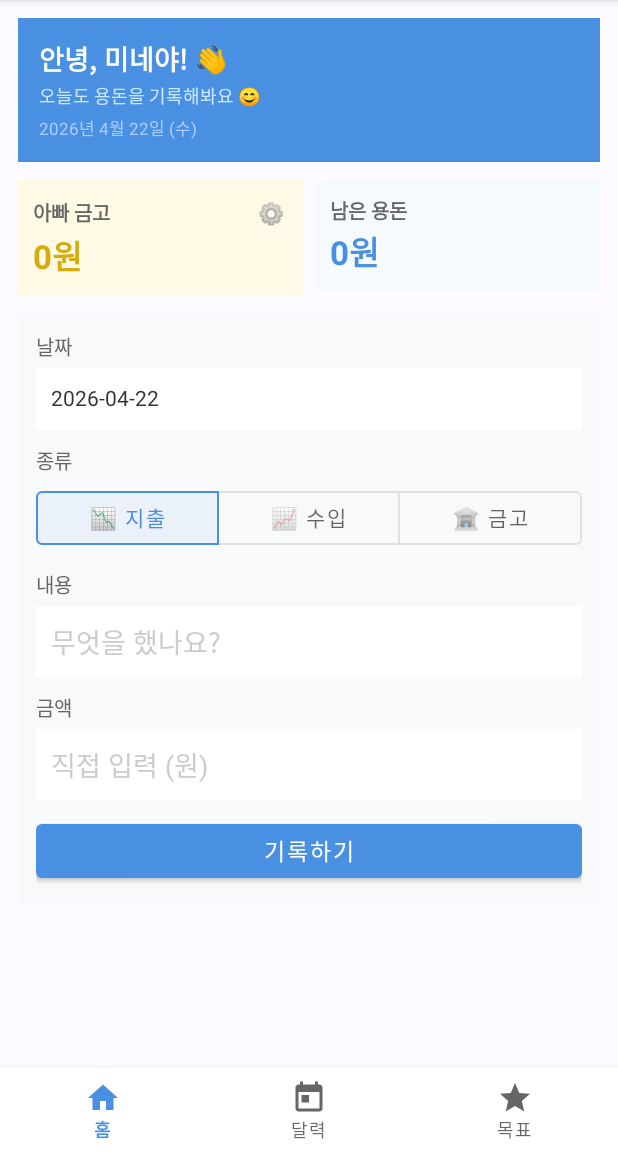
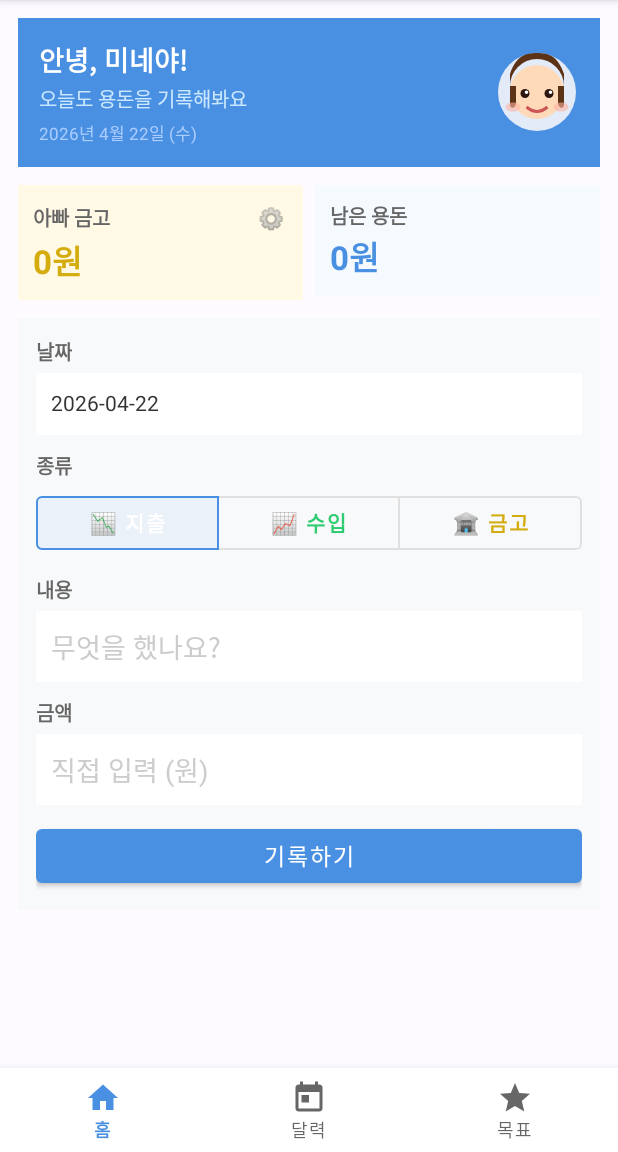
Before and after one commit to Minepapa/Kids-Money-App, an Android app: the screen it shows after launch (MainActivity), on a phone screen of 412 x 824 dp, the part 84-1236 px from its top. Run offline under Robolectric (Android 15) with nearby library versions, the phone set to English and light mode, and no system bars.

Commit message:
Add 10 UI improvements: profile face, toggle colors, daily interest, goal purchase, 20 badges
- [홈] "오늘도 기록해봐요" 13sp, 라벨 볼드 처리
- [홈] 환영 카드 우측에 만화 프로필 얼굴 추가, 이모티콘 제거
- [홈] 지출/수입/금고 토글 버튼 볼드 + 색상(빨강/초록/금색)
- [홈] 상세 내역 메모 볼드, X버튼 → 🗑️ 이모티콘
- [홈] 남은 용돈 아래 일할 이자 표시 (💰 오늘 이자 +N원)
- [달력] 월별 합계 15sp 볼드, 항목↔금액 줄간격 확대
- [달력] 상세 내역 메모 볼드, X버튼 → 🗑️
- [목표] 저축 목표: 금액만 표시, 🎯/✅ 달성 토글, 구매 시 취소선
- DB v4: savings_goals에 purchased 컬럼 추가
- 뱃지 20개로 확장: records_30, bank_50000, goal_3, no_expense_14, big_income 추가
- 목표 달성/달인 뱃지를 구매(purchased) 개수 기준으로 변경

https://claude.ai/code/session_01P8Knkga8ySXD578n6vKQd6

```diff
--- a/app/src/main/java/com/minepapa/kidsmoneyapp/GoalsFragment.kt
+++ b/app/src/main/java/com/minepapa/kidsmoneyapp/GoalsFragment.kt
@@ -40,6 +40,12 @@ class GoalsFragment : Fragment() {
                     }
                     .setNegativeButton("취소", null)
                     .show()
+            },
+            onPurchaseToggle = { goal ->
+                db.markGoalPurchased(goal.id, !goal.purchased)
+                AchievementManager.checkAndUnlock(db)
+                loadGoals()
+                loadBadges()
             }
         )
         binding.rvGoals.layoutManager = LinearLayoutManager(requireContext())
--- a/app/src/main/java/com/minepapa/kidsmoneyapp/HomeFragment.kt
+++ b/app/src/main/java/com/minepapa/kidsmoneyapp/HomeFragment.kt
@@ -2,6 +2,8 @@ package com.minepapa.kidsmoneyapp
 
 import android.app.DatePickerDialog
 import android.content.Context
+import android.graphics.Color
+import android.graphics.Typeface
 import android.os.Bundle
 import android.text.InputType
 import android.view.Gravity
@@ -44,6 +46,10 @@ class HomeFragment : Fragment() {
         binding.etDate.setOnClickListener { openDatePicker() }
 
         binding.typeToggleGroup.check(R.id.btnTypeExpense)
+        updateToggleColors(R.id.btnTypeExpense)
+        binding.typeToggleGroup.addOnButtonCheckedListener { _, checkedId, isChecked ->
+            if (isChecked) updateToggleColors(checkedId)
+        }
 
         binding.btnAdd.setOnClickListener { addRecord() }
         binding.btnBankSettings.setOnClickListener { checkPinThenOpenSettings() }
@@ -54,6 +60,12 @@ class HomeFragment : Fragment() {
     override fun onDestroyView() {
         super.onDestroyView()
         _binding = null
+    }
+
+    private fun updateToggleColors(checkedId: Int) {
+        binding.btnTypeExpense.setTextColor(if (checkedId == R.id.btnTypeExpense) Color.WHITE else Color.parseColor("#e74c3c"))
+        binding.btnTypeIncome.setTextColor(if (checkedId == R.id.btnTypeIncome) Color.WHITE else Color.parseColor("#2ecc71"))
+        binding.btnTypeBank.setTextColor(if (checkedId == R.id.btnTypeBank) Color.WHITE else Color.parseColor("#d4ac0d"))
     }
 
     private fun openDatePicker() {
@@ -201,6 +213,14 @@ class HomeFragment : Fragment() {
         } else {
             binding.tvStreak.visibility = View.GONE
         }
+
+        val dailyInterest = (bank * rate / 100.0 / 30).toInt()
+        if (dailyInterest > 0) {
+            binding.tvDailyInterest.visibility = View.VISIBLE
+            binding.tvDailyInterest.text = "💰 오늘 이자 +${dailyInterest.formatted()}원"
+        } else {
+            binding.tvDailyInterest.visibility = View.GONE
+        }
     }
 
     private fun showDetail(dateStr: String) {
@@ -240,15 +260,16 @@ class HomeFragment : Fragment() {
             })
             row.addView(TextView(requireContext()).apply {
                 text = "  ${r.memo}"; textSize = 13f
+                typeface = Typeface.DEFAULT_BOLD
                 layoutParams = LinearLayout.LayoutParams(0, LinearLayout.LayoutParams.WRAP_CONTENT, 1f)
             })
             row.addView(TextView(requireContext()).apply {
                 text = "${r.amount.formatted()}원"; setTextColor(color)
-                textSize = 13f; typeface = android.graphics.Typeface.DEFAULT_BOLD
+                textSize = 13f; typeface = Typeface.DEFAULT_BOLD
             })
             if (r.type != "interest") {
-                row.addView(Button(requireContext()).apply {
-                    text = "X"; textSize = 9f; setPadding(8, 2, 8, 2)
+                row.addView(TextView(requireContext()).apply {
+                    text = "🗑️"; textSize = 16f; setPadding(8, 2, 8, 2)
                     setOnClickListener { db.deleteRecord(r.id); render(); showDetail(dateStr) }
                 })
             }
--- a/app/src/main/java/com/minepapa/kidsmoneyapp/SavingsGoal.kt
+++ b/app/src/main/java/com/minepapa/kidsmoneyapp/SavingsGoal.kt
@@ -6,7 +6,8 @@ data class SavingsGoal(
     val targetAmount: Int,
     val savedAmount: Int = 0,
     val createdDate: String,
-    val completed: Boolean = false
+    val completed: Boolean = false,
+    val purchased: Boolean = false
 ) {
     val progress: Float get() = if (targetAmount == 0) 0f else savedAmount.toFloat() / targetAmount
     val progressPercent: Int get() = (progress * 100).toInt().coerceAtMost(100)
--- /dev/null
+++ b/app/src/main/res/drawable/ic_profile_cartoon.xml
@@ -0,0 +1,72 @@
+<?xml version="1.0" encoding="utf-8"?>
+<vector xmlns:android="http://schemas.android.com/apk/res/android"
+    android:width="56dp"
+    android:height="56dp"
+    android:viewportWidth="56"
+    android:viewportHeight="56">
+
+    <!-- Background circle -->
+    <path
+        android:fillColor="#E3EAF8"
+        android:pathData="M28,2 A26,26 0 1,0 28,54 A26,26 0 1,0 28,2 Z"/>
+
+    <!-- Skin face circle -->
+    <path
+        android:fillColor="#FFDAB9"
+        android:pathData="M28,10 A18,18 0 1,0 28,46 A18,18 0 1,0 28,10 Z"/>
+
+    <!-- Hair top -->
+    <path
+        android:fillColor="#5C3317"
+        android:pathData="M10,24 A18,18 0 0,1 46,24 L46,16 C42,4 36,2 28,2 C20,2 14,4 10,16 Z"/>
+
+    <!-- Hair left side -->
+    <path
+        android:fillColor="#5C3317"
+        android:pathData="M10,24 L10,36 C10,40 14,39 14,35 L14,24 Z"/>
+
+    <!-- Hair right side -->
+    <path
+        android:fillColor="#5C3317"
+        android:pathData="M46,24 L46,36 C46,40 42,39 42,35 L42,24 Z"/>
+
+    <!-- Left eye -->
+    <path
+        android:fillColor="#2C1810"
+        android:pathData="M20,26 A3,3 0 1,0 20,32 A3,3 0 1,0 20,26 Z"/>
+
+    <!-- Right eye -->
+    <path
+        android:fillColor="#2C1810"
+        android:pathData="M36,26 A3,3 0 1,0 36,32 A3,3 0 1,0 36,26 Z"/>
+
+    <!-- Left eye shine -->
+    <path
+        android:fillColor="#FFFFFF"
+        android:pathData="M21,27 A1.2,1.2 0 1,0 21,29.4 A1.2,1.2 0 1,0 21,27 Z"/>
+
+    <!-- Right eye shine -->
+    <path
+        android:fillColor="#FFFFFF"
+        android:pathData="M37,27 A1.2,1.2 0 1,0 37,29.4 A1.2,1.2 0 1,0 37,27 Z"/>
+
+    <!-- Left cheek blush -->
+    <path
+        android:fillColor="#FFB3A0"
+        android:fillAlpha="0.6"
+        android:pathData="M12,35 A5,3 0 1,0 12,41 A5,3 0 1,0 12,35 Z"/>
+
+    <!-- Right cheek blush -->
+    <path
+        android:fillColor="#FFB3A0"
+        android:fillAlpha="0.6"
+        android:pathData="M44,35 A5,3 0 1,0 44,41 A5,3 0 1,0 44,35 Z"/>
+
+    <!-- Smile -->
+    <path
+        android:strokeColor="#CC5555"
+        android:strokeWidth="2"
+        android:fillColor="#00000000"
+        android:pathData="M21,38 Q28,44 35,38"/>
+
+</vector>
--- a/app/src/main/res/layout/fragment_home.xml
+++ b/app/src/main/res/layout/fragment_home.xml
@@ -15,13 +15,20 @@
         <LinearLayout
             android:layout_width="match_parent"
             android:layout_height="wrap_content"
-            android:orientation="vertical"
+            android:orientation="horizontal"
             android:background="#4a90e2"
             android:padding="14dp"
+            android:gravity="center_vertical"
             android:layout_marginBottom="12dp">
 
+            <LinearLayout
+                android:layout_width="0dp"
+                android:layout_height="wrap_content"
+                android:layout_weight="1"
+                android:orientation="vertical">
+
                 <TextView
-                android:text="안녕, 미네야! 👋"
+                    android:text="안녕, 미네야!"
                     android:textSize="18sp"
                     android:textStyle="bold"
                     android:textColor="#FFFFFF"
@@ -29,8 +36,8 @@
                     android:layout_height="wrap_content"/>
 
                 <TextView
-                android:text="오늘도 용돈을 기록해봐요 😊"
-                android:textSize="12sp"
+                    android:text="오늘도 용돈을 기록해봐요"
+                    android:textSize="13sp"
                     android:textColor="#CCE8FF"
                     android:layout_width="wrap_content"
                     android:layout_height="wrap_content"
@@ -43,6 +50,16 @@
                     android:textSize="11sp"
                     android:textColor="#AACCFF"
                     android:layout_marginTop="4dp"/>
+
+            </LinearLayout>
+
+            <ImageView
+                android:layout_width="56dp"
+                android:layout_height="56dp"
+                android:src="@drawable/ic_profile_cartoon"
+                android:scaleType="fitCenter"
+                android:layout_marginStart="8dp"
+                android:contentDescription="@null"/>
 
         </LinearLayout>
 
@@ -160,6 +177,14 @@
                     android:textSize="9sp"
                     android:textColor="#ff9800"
                     android:visibility="gone"/>
+
+                <TextView
+                    android:id="@+id/tvDailyInterest"
+                    android:layout_width="wrap_content"
+                    android:layout_height="wrap_content"
+                    android:textSize="9sp"
+                    android:textColor="#d4ac0d"
+                    android:visibility="gone"/>
             </LinearLayout>
 
         </LinearLayout>
@@ -177,6 +202,7 @@
             <TextView
                 android:text="날짜"
                 android:textSize="13sp"
+                android:textStyle="bold"
                 android:textColor="#666666"
                 android:layout_width="wrap_content"
                 android:layout_height="wrap_content"
@@ -191,13 +217,14 @@
                 android:textSize="14sp"
                 android:textColor="#333333"
                 android:hint="날짜를 선택하세요"
-                android:textColorHint="#AAAAAA"
+                android:textColorHint="#CCCCCC"
                 android:layout_marginBottom="10dp"/>
 
             <!-- 거래 유형 토글 -->
             <TextView
                 android:text="종류"
                 android:textSize="13sp"
+                android:textStyle="bold"
                 android:textColor="#666666"
                 android:layout_width="wrap_content"
                 android:layout_height="wrap_content"
@@ -218,6 +245,7 @@
                     android:layout_weight="1"
                     android:text="📉 지출"
                     android:textSize="14sp"
+                    android:textStyle="bold"
                     style="@style/Widget.MaterialComponents.Button.OutlinedButton"/>
 
                 <Button
@@ -227,6 +255,7 @@
                     android:layout_weight="1"
                     android:text="📈 수입"
                     android:textSize="14sp"
+                    android:textStyle="bold"
                     style="@style/Widget.MaterialComponents.Button.OutlinedButton"/>
 
                 <Button
@@ -236,6 +265,7 @@
                     android:layout_weight="1"
                     android:text="🏦 금고"
                     android:textSize="14sp"
+                    android:textStyle="bold"
                     style="@style/Widget.MaterialComponents.Button.OutlinedButton"/>
 
             </com.google.android.material.button.MaterialButtonToggleGroup>
@@ -244,6 +274,7 @@
             <TextView
                 android:text="내용"
                 android:textSize="13sp"
+                android:textStyle="bold"
                 android:textColor="#666666"
                 android:layout_width="wrap_content"
                 android:layout_height="wrap_content"
@@ -263,6 +294,7 @@
             <TextView
                 android:text="금액"
                 android:textSize="13sp"
+                android:textStyle="bold"
                 android:textColor="#666666"
                 android:layout_width="wrap_content"
                 android:layout_height="wrap_content"
```
Also changed, not shown: app/src/main/java/com/minepapa/kidsmoneyapp/AchievementManager.kt (+36 -26 lines), app/src/main/java/com/minepapa/kidsmoneyapp/CalendarFragment.kt (+8 -6 lines), app/src/main/java/com/minepapa/kidsmoneyapp/DatabaseHelper.kt (+24 -5 lines), app/src/main/java/com/minepapa/kidsmoneyapp/GoalAdapter.kt (+18 -4 lines), app/src/main/res/layout/fragment_calendar.xml (+9 -3 lines), app/src/main/res/layout/item_goal.xml (+15 -13 lines). Lines whose indentation alone changed are shown as unchanged.
